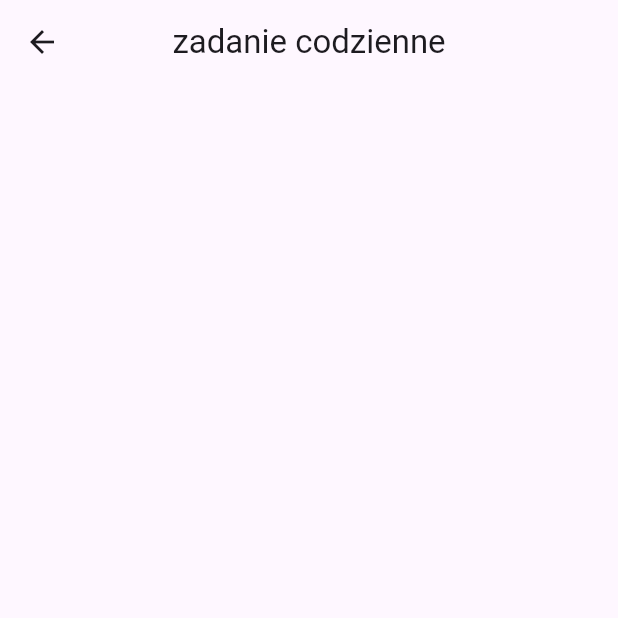
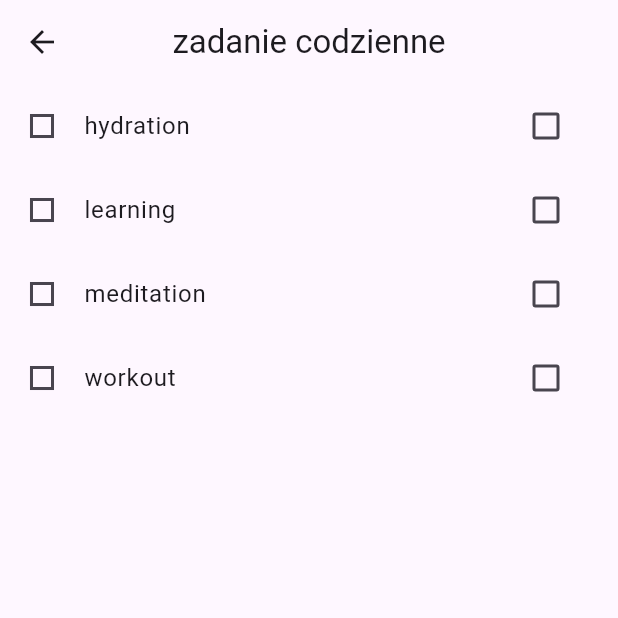
Before and after one commit to michalprog/clean_path, a Flutter app: the DailyTaskView screen opened directly, on a phone screen of 412 x 824 dp, the top half of it. Run offline on Flutter 3.47's test engine with Material 3 defaults, Android fonts, the phone set to English and light mode, and no system bars; our stand-ins replace animated_text_kit, fl_chart, font_awesome_flutter, get_it, hugeicons, shared_preferences and 3 more; accounts and stored records are empty.

Commit message:
daily task view p2

```diff
--- a/lib/enums/enums.dart
+++ b/lib/enums/enums.dart
@@ -1 +1,2 @@
 enum AddictionTypes { fap, smoking, alcochol, sweets }
+enum DailyTaskType { hydration, workout, meditation, learning }
--- a/lib/main/drawer_widget.dart
+++ b/lib/main/drawer_widget.dart
@@ -1,5 +1,6 @@
 import 'package:flutter/material.dart';
 
+import '/window_widgets/daily_task_view.dart';
 import '/l10n/app_localizations.dart';
 import '/window_widgets/settings_view.dart';
 import '/statistc_views/main_Statistic.dart';
@@ -65,7 +66,12 @@ class DrawerWidget extends StatelessWidget {
           ListTile(
             leading: Icon(Icons.check_box),
             title: Text("Wyzwania dzienne"),
-            onTap: () {},
+            onTap: () {
+              Navigator.push(
+                context,
+                MaterialPageRoute(builder: (context) => DailyTaskView()),
+              );
+              },
           ),
         ],
       ),
--- a/lib/widgets/daily_task_tile.dart
+++ b/lib/widgets/daily_task_tile.dart
@@ -1,15 +1,41 @@
 import 'package:flutter/material.dart';
 
-class DailyTaskTile extends StatelessWidget {
-  const DailyTaskTile({super.key, required this.taskIcon, required this.type, required this.taskTitle, });
-final Icon taskIcon;
-final int type;// types 0 -nawodnienie 1- workout 3-medytacja 4 -nauka
-final String taskTitle;
+import '../enums/enums.dart';
+
+
+
+class DailyTaskTile extends StatefulWidget {
+  const DailyTaskTile({
+    super.key,
+    required this.taskIcon,
+    required this.type,
+    required this.taskTitle,
+  });
+
+  final Icon taskIcon;
+  final DailyTaskType type;
+  final String taskTitle;
+
+  @override
+  State<DailyTaskTile> createState() => _DailyTaskTileState();
+}
+
+class _DailyTaskTileState extends State<DailyTaskTile> {
+  bool checked = false;
+
   @override
   Widget build(BuildContext context) {
     return ListTile(
-leading: taskIcon,
+      leading: widget.taskIcon,
+      title: Text(widget.taskTitle),
+      trailing: Checkbox(
+        value: checked,
+        onChanged: (value) {
+          setState(() {
+            checked = value ?? false;
+          });
+        },
+      ),
     );
-
   }
 }
--- a/lib/window_widgets/daily_task_view.dart
+++ b/lib/window_widgets/daily_task_view.dart
@@ -1,4 +1,7 @@
 import 'package:flutter/material.dart';
+
+import '../enums/enums.dart';
+import '../widgets/daily_task_tile.dart';
 
 class DailyTaskView extends StatelessWidget {
   const DailyTaskView({super.key});
@@ -8,12 +11,29 @@ class DailyTaskView extends StatelessWidget {
     return Scaffold(
       appBar: AppBar(centerTitle: true, title: Text("zadanie codzienne")),
       body: ListView(
-
+        children: [
+          DailyTaskTile(
+            taskIcon: Icon(Icons.crop_square_sharp),
+            type: DailyTaskType.hydration,
+            taskTitle: 'hydration',
+          ),
+          DailyTaskTile(
+            taskIcon: Icon(Icons.crop_square_sharp),
+            type: DailyTaskType.learning,
+            taskTitle: 'learning',
+          ),
+          DailyTaskTile(
+            taskIcon: Icon(Icons.crop_square_sharp),
+            type: DailyTaskType.meditation,
+            taskTitle: 'meditation',
+          ),
+          DailyTaskTile(
+            taskIcon: Icon(Icons.crop_square_sharp),
+            type: DailyTaskType.workout,
+            taskTitle: 'workout',
+          ),
+        ],
       ),
-
-
-
-
     );
   }
 }
```
